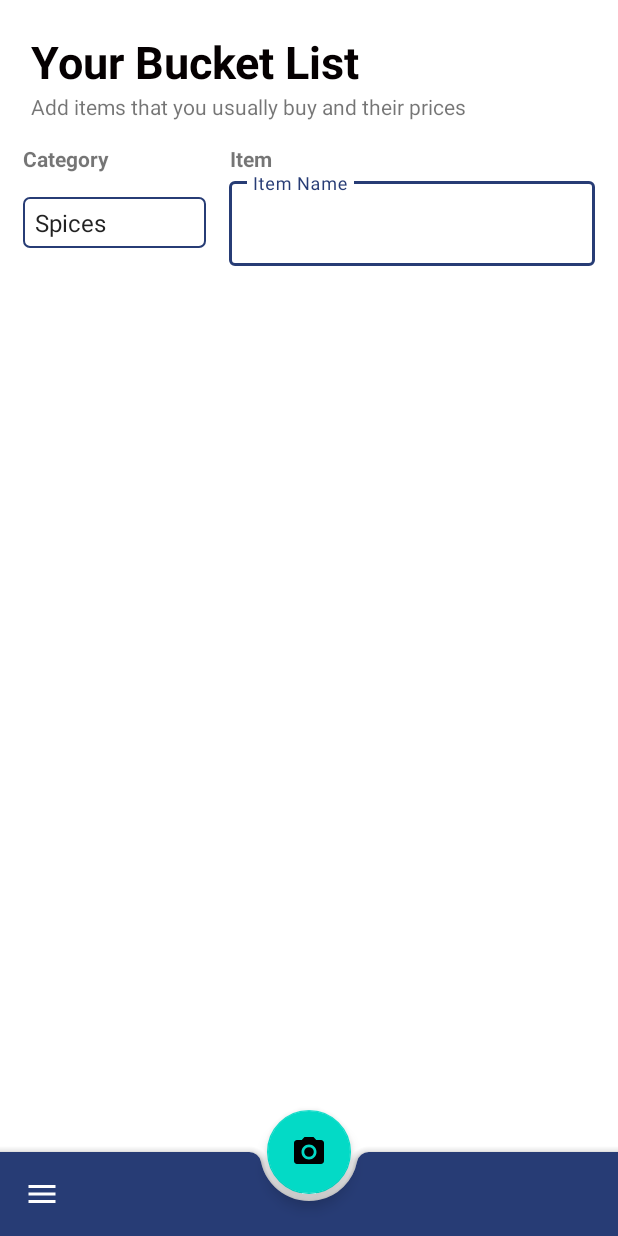
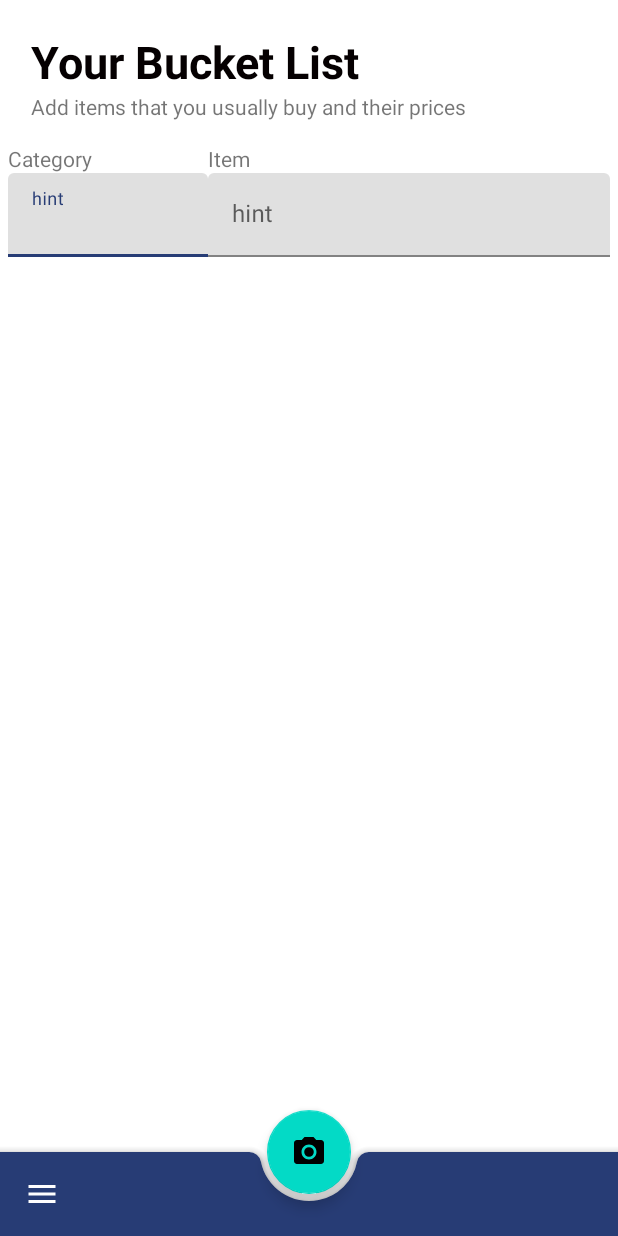
Before and after one commit to veegishx/SmartyBucket, an Android app: the RegisterItems screen opened directly, with no data from a screen before it, on a phone screen of 412 x 824 dp. Run offline under Robolectric (Android 15) with nearby library versions, the phone set to English and light mode, and no system bars.

Commit message:
Added 2 column layout to register_items view
Signed-off-by: Veegish Ramdani <veegish240@gmail.com>

```diff
--- a/app/src/main/java/com/saphyrelabs/smartybucket/MainActivity.java
+++ b/app/src/main/java/com/saphyrelabs/smartybucket/MainActivity.java
@@ -110,7 +110,7 @@ public class MainActivity extends AppCompatActivity {
                         bottomSheetDialog.dismiss();
                         break;
                 }
-                return false;
+                return MainActivity.super.onOptionsItemSelected(menuItem);
             }
         });
     }
--- a/app/src/main/java/com/saphyrelabs/smartybucket/RegisterItems.java
+++ b/app/src/main/java/com/saphyrelabs/smartybucket/RegisterItems.java
@@ -12,13 +12,13 @@ public class RegisterItems extends AppCompatActivity {
     protected void onCreate(Bundle savedInstanceState) {
         super.onCreate(savedInstanceState);
         setContentView(R.layout.activity_register_items);
-        Spinner spinner = (Spinner) findViewById(R.id.items_category_spinner);
-        // Create an ArrayAdapter using the string array and a default spinner layout
-        ArrayAdapter<CharSequence> adapter = ArrayAdapter.createFromResource(this,
-                R.array.items_array, android.R.layout.simple_spinner_item);
-        // Specify the layout to use when the list of choices appears
-        adapter.setDropDownViewResource(android.R.layout.simple_spinner_dropdown_item);
-        // Apply the adapter to the spinner
-        spinner.setAdapter(adapter);
+//        Spinner spinner = (Spinner) findViewById(R.id.items_category_spinner);
+//        // Create an ArrayAdapter using the string array and a default spinner layout
+//        ArrayAdapter<CharSequence> adapter = ArrayAdapter.createFromResource(this,
+//                R.array.items_array, android.R.layout.simple_spinner_item);
+//        // Specify the layout to use when the list of choices appears
+//        adapter.setDropDownViewResource(android.R.layout.simple_spinner_dropdown_item);
+//        // Apply the adapter to the spinner
+//        spinner.setAdapter(adapter);
     }
 }
--- a/app/src/main/res/layout/activity_main.xml
+++ b/app/src/main/res/layout/activity_main.xml
@@ -154,7 +154,7 @@
                         android:layout_alignParentBottom="true"
                         android:layout_marginEnd="170dp"
                         android:layout_marginBottom="70dp"
-                        android:background="#E80A0707"
+                        android:background="#000000"
                         android:fadeScrollbars="false" />
 
                     <View
--- a/app/src/main/res/layout/activity_register_items.xml
+++ b/app/src/main/res/layout/activity_register_items.xml
@@ -6,8 +6,7 @@
     xmlns:app="http://schemas.android.com/apk/res-auto"
     android:layout_width="match_parent"
     android:layout_height="match_parent"
-    tools:context=".MainActivity"
-    android:id="@+id/register_item_form">
+    tools:context=".MainActivity">
 
     <ScrollView
         android:layout_width="match_parent"
@@ -16,12 +15,10 @@
 
         <LinearLayout
             android:orientation="vertical" android:layout_width="match_parent"
-            android:layout_height="wrap_content"
-            android:id="@+id/linearLayout2">
-
+            android:layout_height="wrap_content">
 
             <TextView
-                android:id="@+id/register_items_page_title"
+                android:id="@+id/register_items_title_label"
                 android:layout_width="wrap_content"
                 android:layout_height="wrap_content"
                 android:layout_marginTop="15dp"
@@ -39,7 +36,7 @@
                 app:layout_constraintVertical_bias="0.049" />
 
             <TextView
-                android:id="@+id/register_items_page_description"
+                android:id="@+id/register_items_description_label"
                 android:layout_width="wrap_content"
                 android:layout_height="wrap_content"
                 android:layout_marginBottom="15dp"
@@ -52,8 +49,13 @@
                 app:layout_constraintTop_toBottomOf="@+id/appName" />
 
             <LinearLayout
-                android:paddingRight="10dp"
-                android:paddingLeft="10dp"
+                android:orientation="vertical"
+                android:layout_width="match_parent"
+                android:layout_height="0dp"
+                android:layout_weight="1">
+
+                <LinearLayout
+                    android:id="@+id/register_items_labels"
                     android:orientation="horizontal"
                     android:layout_width="match_parent"
                     android:layout_height="0dp"
@@ -61,59 +63,60 @@
                     android:gravity="center">
 
                     <TextView
-                    android:layout_width="wrap_content"
+                        android:layout_width="0dp"
                         android:layout_height="wrap_content"
-                    android:layout_weight="0"
+                        android:layout_weight="1"
                         android:gravity="left"
-                    android:text="@string/register_items_category_label"
-                    android:textStyle="bold" />
+                        android:text="@string/register_items_category_label" />
 
                     <TextView
-                    android:layout_width="wrap_content"
+                        android:layout_width="0dp"
                         android:layout_height="wrap_content"
-                    android:layout_weight="5"
-                    android:textStyle="bold"
+                        android:layout_weight="2"
                         android:gravity="left"
-                    android:layout_marginRight="15dp"
-                    android:layout_marginLeft="80dp"
                         android:text="@string/register_items_name_label" />
                 </LinearLayout>
 
+            </LinearLayout>
+
             <LinearLayout
-                android:paddingRight="10dp"
-                android:paddingLeft="10dp"
+                android:orientation="vertical"
+                android:layout_width="match_parent"
+                android:layout_height="0dp"
+                android:layout_weight="1">
+
+                <LinearLayout
+                    android:id="@+id/register_items_components"
                     android:orientation="horizontal"
                     android:layout_width="match_parent"
                     android:layout_height="0dp"
                     android:layout_weight="1"
                     android:gravity="center">
 
-                <Spinner
-                    android:id="@+id/items_category_spinner"
-                    android:layout_width="0dp"
-                    android:layout_height="34dp"
-                    android:layout_weight="1.5"
-                    android:layout_marginTop="2dp"
-                    android:layout_marginEnd="15dp"
-                    android:background="@drawable/spinner_border"
-                    android:gravity="left" />
-
                     <com.google.android.material.textfield.TextInputLayout
-                    android:id="@+id/register_item_text"
-                    style="@style/Widget.MaterialComponents.TextInputLayout.OutlinedBox"
                         android:layout_width="0dp"
                         android:layout_height="wrap_content"
-                    android:layout_weight="3"
-                    android:gravity="center"
-                    android:hint="@string/register_items_item_name">
+                        android:layout_weight="1">
 
                         <com.google.android.material.textfield.TextInputEditText
                             android:layout_width="match_parent"
-                        android:layout_height="wrap_content"/>
+                            android:layout_height="wrap_content"
+                            android:hint="hint" />
+                    </com.google.android.material.textfield.TextInputLayout>
 
+                    <com.google.android.material.textfield.TextInputLayout
+                        android:layout_width="0dp"
+                        android:layout_height="wrap_content"
+                        android:layout_weight="2">
+
+                        <com.google.android.material.textfield.TextInputEditText
+                            android:layout_width="match_parent"
+                            android:layout_height="wrap_content"
+                            android:hint="hint" />
                     </com.google.android.material.textfield.TextInputLayout>
                 </LinearLayout>
 
+            </LinearLayout>
         </LinearLayout>
     </ScrollView>
 
--- a/app/src/main/res/values/strings.xml
+++ b/app/src/main/res/values/strings.xml
@@ -28,7 +28,7 @@
     <string name="hello_blank_fragment">Hello blank fragment</string>
     <string name="title_activity_main">Main</string>
     <string name="hint_text">Select Item Category</string>
-    <string name="register_items_item_name">Item Name</string>
+    <string name="register_items_item_name_label">Item Name</string>
     <string name="register_items_category_label">Category</string>
     <string name="register_items_name_label">Item</string>
     <string-array name="items_array">
```
Lines whose indentation alone changed are shown as unchanged.
